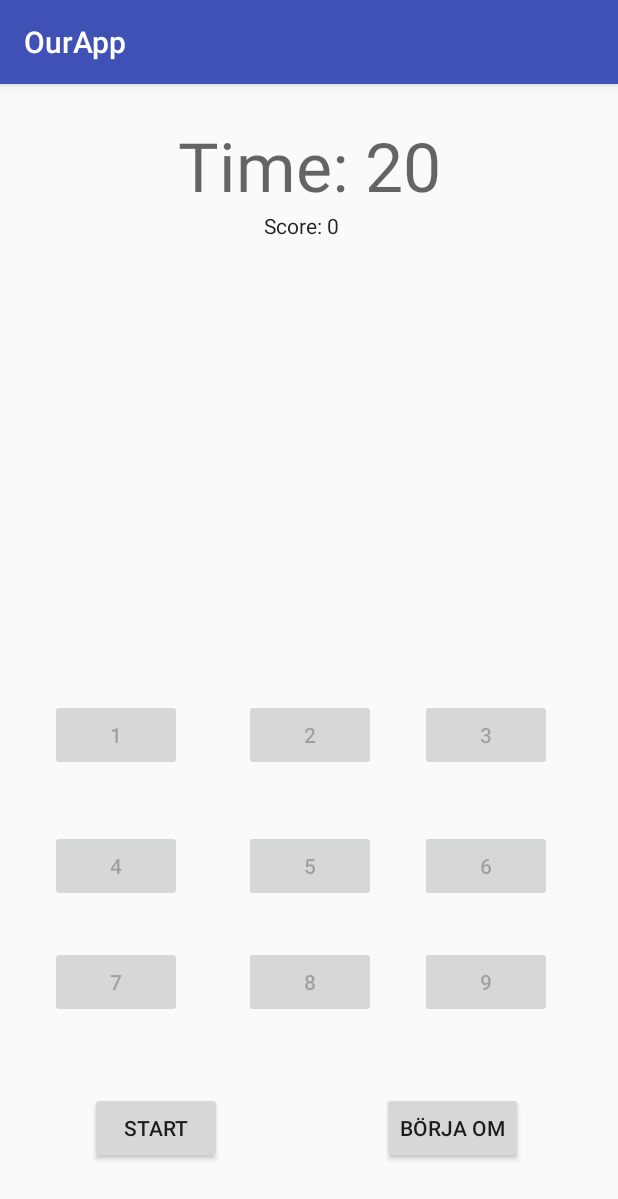
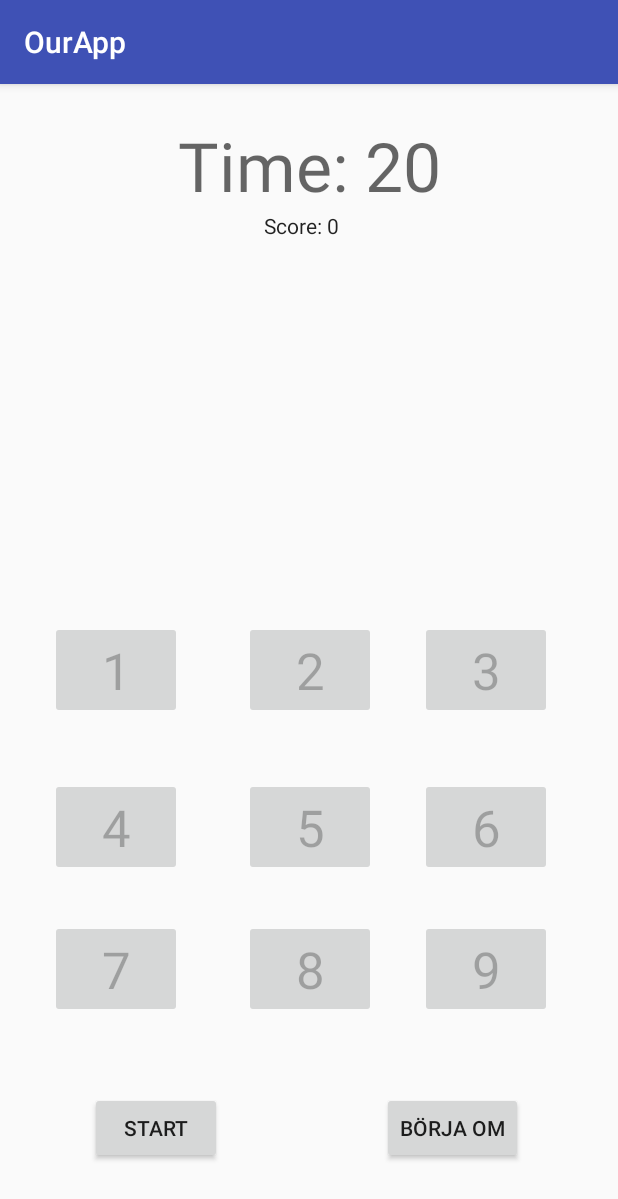
Before and after one commit to heeenkie/Grupp6, an Android app: the andreas_spel screen opened directly, with no data from a screen before it, on a phone screen of 412 x 824 dp. Shown: the top 1199 px of the screen. Run offline under Robolectric (Android 15) with nearby library versions, the phone set to English and light mode, and no system bars.

Commit message:
first commit

```diff
--- a/Desktop/AndroidStudioProjects/OurApp/app/src/main/res/layout/activity_andreas_spel.xml
+++ b/Desktop/AndroidStudioProjects/OurApp/app/src/main/res/layout/activity_andreas_spel.xml
@@ -14,6 +14,7 @@
         android:layout_height="wrap_content"
         android:layout_marginEnd="14dp"
         android:text="9"
+        android:textAppearance="@style/TextAppearance.AppCompat.Display1"
         app:layout_constraintBaseline_toBaselineOf="@+id/b_8"
         app:layout_constraintEnd_toEndOf="parent"
         app:layout_constraintStart_toEndOf="@+id/b_8" />
@@ -25,6 +26,7 @@
         android:layout_height="wrap_content"
         android:layout_marginBottom="39dp"
         android:text="2"
+        android:textAppearance="@style/TextAppearance.AppCompat.Display1"
         app:layout_constraintBottom_toTopOf="@+id/b_5"
         app:layout_constraintEnd_toStartOf="@+id/b_3"
         app:layout_constraintStart_toEndOf="@+id/b_1" />
@@ -35,6 +37,7 @@
         android:layout_height="wrap_content"
         android:layout_marginEnd="14dp"
         android:text="3"
+        android:textAppearance="@style/TextAppearance.AppCompat.Display1"
         app:layout_constraintBaseline_toBaselineOf="@+id/b_2"
         app:layout_constraintEnd_toEndOf="parent"
         app:layout_constraintStart_toEndOf="@+id/b_2" />
@@ -46,6 +49,7 @@
         android:layout_marginEnd="11dp"
         android:layout_marginStart="3dp"
         android:text="4"
+        android:textAppearance="@style/TextAppearance.AppCompat.Display1"
         app:layout_constraintBaseline_toBaselineOf="@+id/b_5"
         app:layout_constraintEnd_toStartOf="@+id/b_5"
         app:layout_constraintStart_toStartOf="parent" />
@@ -56,6 +60,7 @@
         android:layout_height="wrap_content"
         android:layout_marginBottom="29dp"
         android:text="5"
+        android:textAppearance="@style/TextAppearance.AppCompat.Display1"
         app:layout_constraintBottom_toTopOf="@+id/b_8"
         app:layout_constraintEnd_toStartOf="@+id/b_6"
         app:layout_constraintStart_toEndOf="@+id/b_4" />
@@ -66,6 +71,7 @@
         android:layout_height="wrap_content"
         android:layout_marginEnd="14dp"
         android:text="6"
+        android:textAppearance="@style/TextAppearance.AppCompat.Display1"
         app:layout_constraintBaseline_toBaselineOf="@+id/b_5"
         app:layout_constraintEnd_toEndOf="parent"
         app:layout_constraintStart_toEndOf="@+id/b_5" />
@@ -77,6 +83,7 @@
         android:layout_marginEnd="11dp"
         android:layout_marginStart="3dp"
         android:text="7"
+        android:textAppearance="@style/TextAppearance.AppCompat.Display1"
         app:layout_constraintBaseline_toBaselineOf="@+id/b_8"
         app:layout_constraintEnd_toStartOf="@+id/b_8"
         app:layout_constraintStart_toStartOf="parent" />
@@ -87,6 +94,7 @@
         android:layout_height="wrap_content"
         android:layout_marginBottom="145dp"
         android:text="8"
+        android:textAppearance="@style/TextAppearance.AppCompat.Display1"
         app:layout_constraintBottom_toBottomOf="parent"
         app:layout_constraintEnd_toStartOf="@+id/b_9"
         app:layout_constraintStart_toEndOf="@+id/b_7" />
@@ -99,6 +107,7 @@
         android:layout_marginEnd="11dp"
         android:layout_marginStart="3dp"
         android:text="1"
+        android:textAppearance="@style/TextAppearance.AppCompat.Display1"
         app:layout_constraintBaseline_toBaselineOf="@+id/b_2"
         app:layout_constraintEnd_toStartOf="@+id/b_2"
         app:layout_constraintStart_toStartOf="parent" />
```
